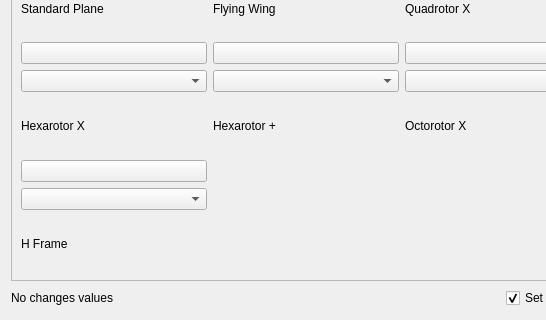
The window that src/ui/px4_configuration/QGCPX4AirframeConfig.ui (mavlink/qgroundcontrol) describes before a commit, drawn with Qt 5; both pictures show x 0 to 546 and y 96 to 416 of the 803 by 416 pixel window.
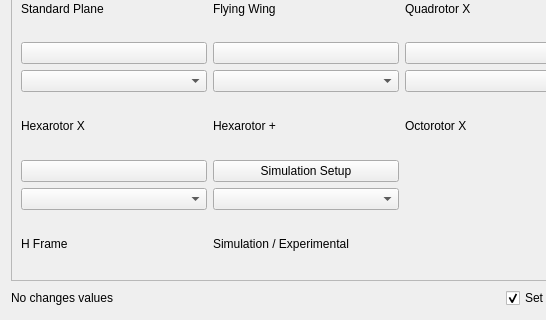
The same window after the commit. Icons and pictures are not drawn.

Commit message: Cleaned up PX4 autostart, made indices consistent and added new configs

Patch:
```diff
--- a/src/ui/px4_configuration/QGCPX4AirframeConfig.ui
+++ b/src/ui/px4_configuration/QGCPX4AirframeConfig.ui
@@ -33,9 +33,9 @@
       <property name="geometry">
        <rect>
         <x>0</x>
-        <y>0</y>
+        <y>-282</y>
         <width>762</width>
-        <height>647</height>
+        <height>638</height>
        </rect>
       </property>
       <layout class="QGridLayout" name="gridLayout">
@@ -345,6 +345,27 @@
          </item>
         </layout>
        </item>
+       <item row="2" column="1">
+        <layout class="QVBoxLayout" name="verticalLayout_10">
+         <item>
+          <widget class="QPushButton" name="simPushButton">
+           <property name="text">
+            <string>Simulation Setup</string>
+           </property>
+          </widget>
+         </item>
+         <item>
+          <widget class="QComboBox" name="simComboBox"/>
+         </item>
+         <item>
+          <widget class="QLabel" name="label_10">
+           <property name="text">
+            <string>Simulation / Experimental</string>
+           </property>
+          </widget>
+         </item>
+        </layout>
+       </item>
       </layout>
      </widget>
     </widget>
```
Left out of the diff: 6 changed lines with no effect on the pictures. The commit also changes 2 other files.
